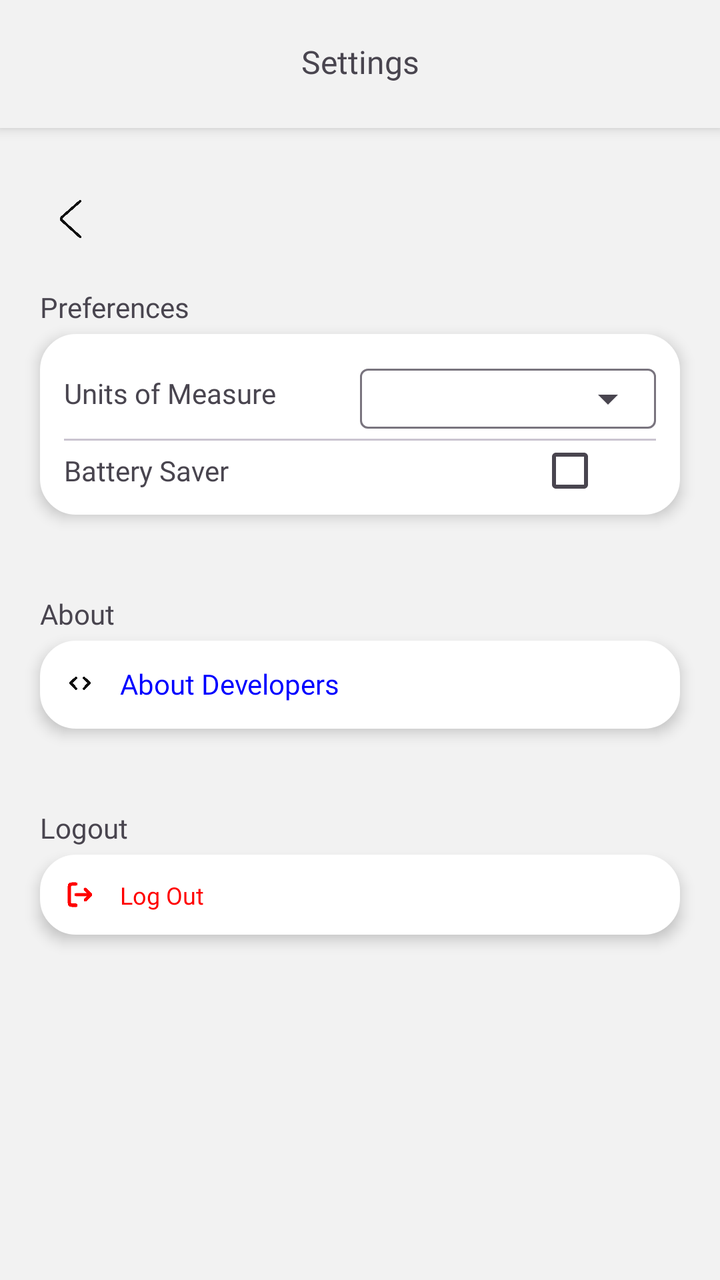
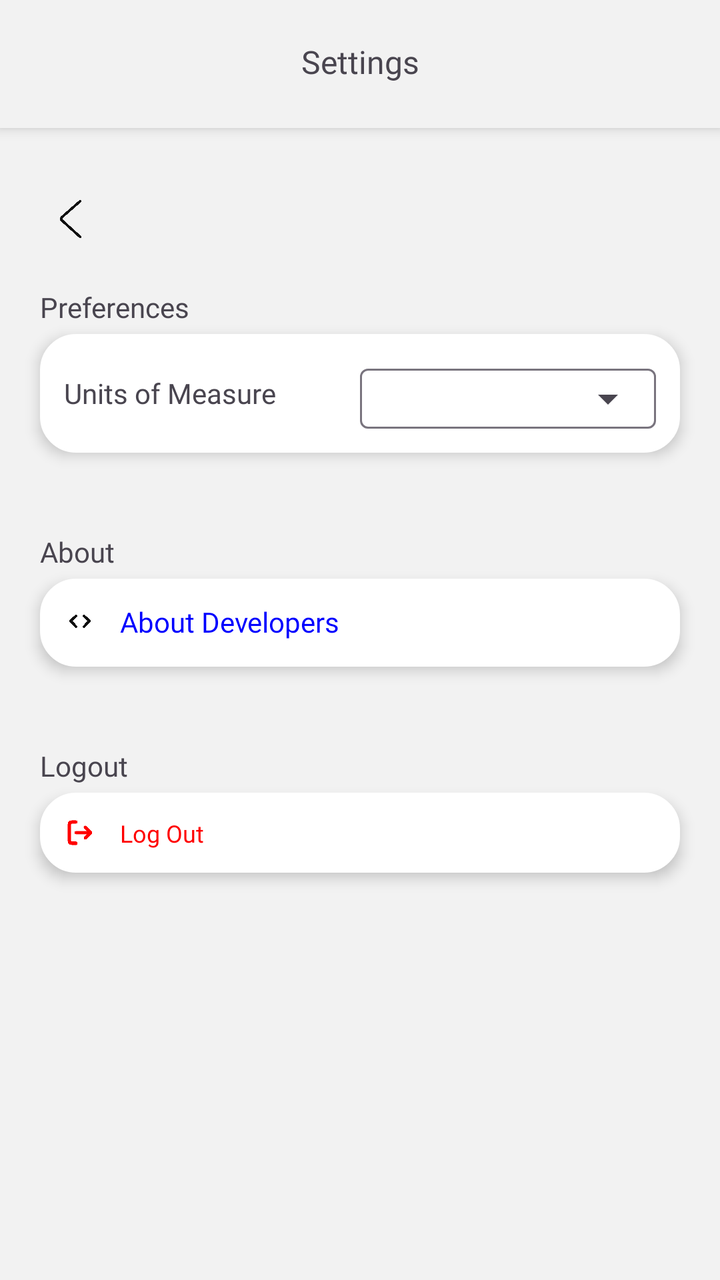

Screens rendered from an Android XML layout before and after an edit, with the pre-edit source and the edit as a unified diff.
<!-- AndroidManifest.xml: application theme Theme.StepSync -->
<!-- res/layout/activity_settings.xml -->
<?xml version="1.0" encoding="utf-8"?>
<LinearLayout xmlns:android="http://schemas.android.com/apk/res/android"
    xmlns:app="http://schemas.android.com/apk/res-auto"
    android:orientation="vertical"
    android:layout_width="match_parent"
    android:layout_height="match_parent"
    android:background="@drawable/gradient_drawable">

    <LinearLayout
        android:layout_width="match_parent"
        android:layout_height="wrap_content"
        android:layout_gravity="center"
        android:padding="20sp"
        android:background="@drawable/header_drawable"
        android:elevation="4sp"
        android:layout_marginBottom="30sp">

        <TextView
            android:layout_width="match_parent"
            android:layout_height="24sp"
            android:text="Settings"
            android:textSize="16sp"
            android:fontFamily="@font/f42dotsans_bold"
            android:textAlignment="center" />
    </LinearLayout>

    <Button
        android:id="@+id/button_back"
        android:layout_width="30sp"
        android:layout_height="30sp"
        android:padding="12sp"
        android:layout_marginBottom="20sp"
        android:layout_marginLeft="20sp"
        android:layout_marginRight="20sp"
        android:background="@drawable/back_icon" />

    <TextView
        android:layout_width="wrap_content"
        android:layout_height="wrap_content"
        android:layout_marginBottom="4sp"
        android:layout_marginLeft="20sp"
        android:layout_marginRight="20sp"
        android:fontFamily="@font/f42dotsans_bold"
        android:text="Preferences" />

    <LinearLayout
        android:layout_width="match_parent"
        android:layout_height="wrap_content"
        android:padding="12sp"
        android:orientation="vertical"
        android:layout_marginLeft="20sp"
        android:layout_marginRight="20sp"
        android:layout_marginBottom="40sp"
        android:elevation="4sp"
        android:background="@drawable/placeholder_drawable">

        <LinearLayout
            android:layout_width="match_parent"
            android:layout_height="wrap_content"
            android:orientation="horizontal"
            android:gravity="center_vertical">

            <TextView
                android:layout_width="0dp"
                android:layout_height="wrap_content"
                android:layout_weight="1"
                android:fontFamily="@font/f42dotsans_bold"
                android:text="Units of Measure"/>

            <com.google.android.material.textfield.TextInputLayout
                android:layout_width="0dp"
                android:layout_height="wrap_content"
                android:layout_weight="1"
                style="@style/Widget.Material3.TextInputLayout.OutlinedBox.ExposedDropdownMenu">

                <AutoCompleteTextView
                    android:layout_width="match_parent"
                    android:layout_height="30dp"
                    android:inputType="none"
                    app:simpleItems="@array/unitofmeasure_items" />
            </com.google.android.material.textfield.TextInputLayout>
        </LinearLayout>


        <com.google.android.material.divider.MaterialDivider
            android:layout_width="match_parent"
            android:layout_height="wrap_content"
            android:layout_marginVertical="5dp"/>

        <LinearLayout
            android:layout_width="match_parent"
            android:layout_height="wrap_content"
            android:orientation="horizontal">

            <TextView
                android:layout_width="match_parent"
                android:layout_height="wrap_content"
                android:layout_weight="1"
                android:fontFamily="@font/f42dotsans_bold"
                android:text="Battery Saver"/>

            <CheckBox
                android:layout_width="match_parent"
                android:layout_height="20dp"
                android:layout_weight="4"
                android:fontFamily="@font/f42dotsans_regular" />

        </LinearLayout>

    </LinearLayout>

    <TextView
        android:layout_width="wrap_content"
        android:layout_height="wrap_content"
        android:layout_marginBottom="4sp"
        android:layout_marginLeft="20sp"
        android:layout_marginRight="20sp"
        android:fontFamily="@font/f42dotsans_bold"
        android:text="About"/>

    <LinearLayout
        android:layout_width="match_parent"
        android:layout_height="44sp"
        android:padding="12sp"
        android:orientation="vertical"
        android:layout_marginBottom="40sp"
        android:layout_marginLeft="20sp"
        android:layout_marginRight="20sp"
        android:background="@drawable/placeholder_drawable"
        android:elevation="4sp">

        <LinearLayout
            android:layout_width="wrap_content"
            android:layout_height="wrap_content"
            android:orientation="horizontal">
            <ImageView
                android:layout_width="16sp"
                android:layout_height="16sp"
                android:layout_gravity="center"
                android:layout_marginRight="12sp"
                android:src="@drawable/developer_icon"/>

            <TextView
                android:id="@+id/text_developer"
                android:layout_width="wrap_content"
                android:layout_height="wrap_content"
                android:layout_weight="1"
                android:fontFamily="@font/f42dotsans_extrabold"
                android:clickable="true"
                android:text="About Developers"
                android:textColor="#0000ff"/>
        </LinearLayout>

    </LinearLayout>

    <TextView
        android:layout_width="wrap_content"
        android:layout_height="wrap_content"
        android:layout_marginBottom="4sp"
        android:layout_marginLeft="20sp"
        android:layout_marginRight="20sp"
        android:fontFamily="@font/f42dotsans_bold"
        android:text="Logout"/>

    <LinearLayout
        android:layout_width="match_parent"
        android:layout_height="40sp"
        android:padding="12sp"
        android:orientation="vertical"
        android:layout_marginBottom="40sp"
        android:layout_marginLeft="20sp"
        android:layout_marginRight="20sp"
        android:background="@drawable/placeholder_drawable"
        android:elevation="4sp">

        <LinearLayout
            android:layout_width="match_parent"
            android:layout_height="wrap_content"
            android:orientation="horizontal">
            <ImageView
                android:layout_width="16sp"
                android:layout_height="16sp"
                android:layout_gravity="center"
                android:layout_marginRight="12sp"
                android:src="@drawable/signout_icon"/>

            <TextView
                android:id="@+id/text_signout"
                android:layout_width="match_parent"
                android:layout_height="wrap_content"
                android:layout_weight="1"
                android:clickable="true"
                android:textColor="#ff0000"
                android:fontFamily="@font/f42dotsans_bold"
                android:textSize="12sp"
                android:text="Log Out"/>
        </LinearLayout>

    </LinearLayout>

    <Space
        android:layout_width="0sp"
        android:layout_height="0sp"
        android:layout_weight="1" />
</LinearLayout>
<!-- resources referenced by this layout -->
<resources>
  <string-array name="unitofmeasure_items" />
  <!-- drawable back_icon: png bitmap (drawable, 39109 bytes) -->
  <!-- drawable developer_icon: png bitmap (drawable, 42280 bytes) -->
  <!-- drawable gradient_drawable (drawable) -->
  <?xml version = "1.0" encoding = "utf-8" ?>
  <shape
      android:shape = "rectangle"
      xmlns:android = "http://schemas.android.com/apk/res/android" >
  
      <gradient
          android:startColor = "#F2F2F2"
          android:centerColor="#F2F2F2"
          android:endColor = "#F2F2F2"
          android:angle = "1"
          android:type = "linear"/>
  
  
  
  
  
  
  
  </shape>
  <!-- drawable header_drawable (drawable) -->
  <?xml version="1.0" encoding="UTF-8"?>
  <shape xmlns:android="http://schemas.android.com/apk/res/android">
  
      <stroke android:width="4dp"
          android:color="#f2f2f2"/>
  
      <solid android:color="#f2f2f2"/>
  
      <padding android:left="1dp"
          android:top="1dp"
          android:right="1dp"
          android:bottom="1dp"/>
  </shape>
  <!-- drawable placeholder_drawable (drawable) -->
  <?xml version="1.0" encoding="UTF-8"?>
  <shape xmlns:android="http://schemas.android.com/apk/res/android">
  
      <stroke android:width="4dp"
          android:color="#ffffff"/>
  
      <solid android:color="#ffffff"/>
  
      <padding android:left="1dp"
          android:top="1dp"
          android:right="1dp"
          android:bottom="1dp"/>
  
      <corners android:radius="16dp" />
  </shape>
  <!-- drawable signout_icon: png bitmap (drawable, 38155 bytes) -->
  <style name="Theme.StepSync" parent="android:Theme.Material.Light.NoActionBar" />
</resources>

<!-- the commit's change to res/layout/activity_settings.xml (unified diff, before → after) -->
@@ -79,32 +79,6 @@
                     android:inputType="none"
                     app:simpleItems="@array/unitofmeasure_items" />
             </com.google.android.material.textfield.TextInputLayout>
-        </LinearLayout>
-
-
-        <com.google.android.material.divider.MaterialDivider
-            android:layout_width="match_parent"
-            android:layout_height="wrap_content"
-            android:layout_marginVertical="5dp"/>
-
-        <LinearLayout
-            android:layout_width="match_parent"
-            android:layout_height="wrap_content"
-            android:orientation="horizontal">
-
-            <TextView
-                android:layout_width="match_parent"
-                android:layout_height="wrap_content"
-                android:layout_weight="1"
-                android:fontFamily="@font/f42dotsans_bold"
-                android:text="Battery Saver"/>
-
-            <CheckBox
-                android:layout_width="match_parent"
-                android:layout_height="20dp"
-                android:layout_weight="4"
-                android:fontFamily="@font/f42dotsans_regular" />
-
         </LinearLayout>
 
     </LinearLayout>
